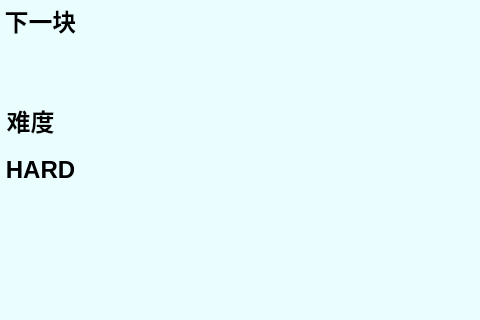
The window that Tetris/cboard_single.ui (Aurora-glint/Tetris) describes before a commit, drawn with Qt 5; both pictures show x 0 to 480 and y 0 to 320 of the 721 by 879 pixel window.
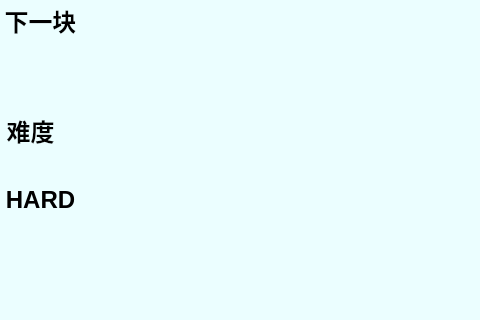
The same window after the commit. Icons and pictures are not drawn.

Commit message: 界面按钮

```diff
--- a/Tetris/cboard_single.ui
+++ b/Tetris/cboard_single.ui
@@ -52,7 +52,7 @@
    <property name="geometry">
     <rect>
      <x>-10</x>
-     <y>100</y>
+     <y>110</y>
      <width>81</width>
      <height>41</height>
     </rect>
@@ -74,7 +74,7 @@
    <property name="geometry">
     <rect>
      <x>0</x>
-     <y>150</y>
+     <y>180</y>
      <width>81</width>
      <height>41</height>
     </rect>
@@ -92,7 +92,7 @@
     <set>Qt::AlignmentFlag::AlignCenter</set>
    </property>
   </widget>
-  <widget class="QWidget" name="">
+  <widget class="QWidget" name="layoutWidget">
    <property name="geometry">
     <rect>
      <x>620</x>
@@ -227,7 +227,7 @@
     </item>
    </layout>
   </widget>
-  <widget class="QWidget" name="">
+  <widget class="QWidget" name="layoutWidget">
    <property name="geometry">
     <rect>
      <x>590</x>
```
The commit also changes 5 other files.
